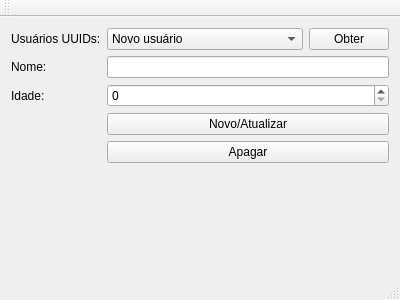
ceciletti/example-qt-cutelyst-rest, file ClientREST/mainwindow.ui: the form before one commit.
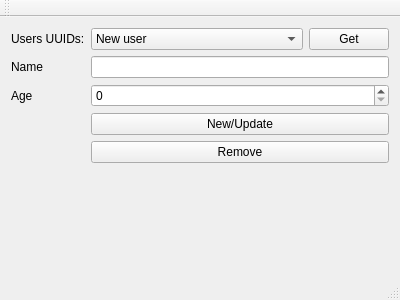
The form after the commit.

The edit to the form file:
```diff
--- a/ClientREST/mainwindow.ui
+++ b/ClientREST/mainwindow.ui
@@ -18,7 +18,7 @@
     <item row="0" column="0">
      <widget class="QLabel" name="label">
       <property name="text">
-       <string>Usuários UUIDs:</string>
+       <string>Users UUIDs:</string>
       </property>
      </widget>
     </item>
@@ -34,7 +34,7 @@
         </property>
         <item>
          <property name="text">
-          <string>Novo usuário</string>
+          <string>New user</string>
          </property>
         </item>
        </widget>
@@ -42,7 +42,7 @@
       <item>
        <widget class="QPushButton" name="obterPB">
         <property name="text">
-         <string>Obter</string>
+         <string>Get</string>
         </property>
        </widget>
       </item>
@@ -51,7 +51,7 @@
     <item row="1" column="0">
      <widget class="QLabel" name="label_2">
       <property name="text">
-       <string>Nome:</string>
+       <string>Name</string>
       </property>
      </widget>
     </item>
@@ -61,7 +61,7 @@
     <item row="2" column="0">
      <widget class="QLabel" name="label_3">
       <property name="text">
-       <string>Idade:</string>
+       <string>Age</string>
       </property>
      </widget>
     </item>
@@ -71,14 +71,14 @@
     <item row="3" column="1">
      <widget class="QPushButton" name="novoAtualizarPB">
       <property name="text">
-       <string>Novo/Atualizar</string>
+       <string>New/Update</string>
       </property>
      </widget>
     </item>
     <item row="4" column="1">
      <widget class="QPushButton" name="apagarPB">
       <property name="text">
-       <string>Apagar</string>
+       <string>Remove</string>
       </property>
      </widget>
     </item>
```
Left out of the diff: 10 changed lines with no effect on the pictures.
